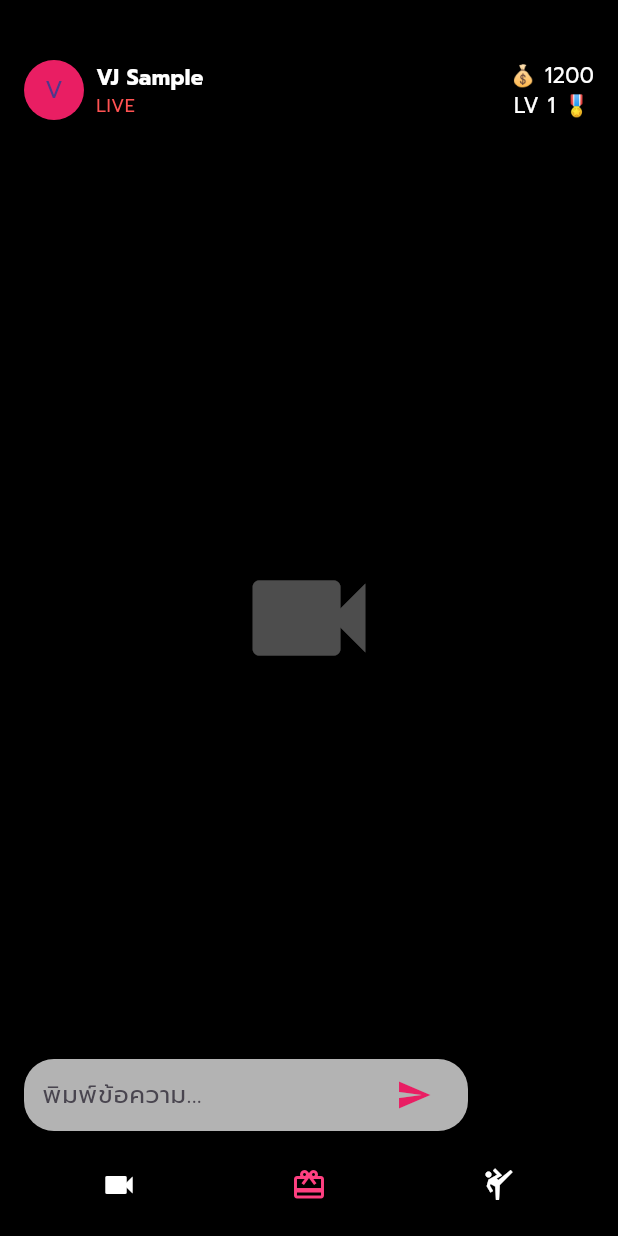
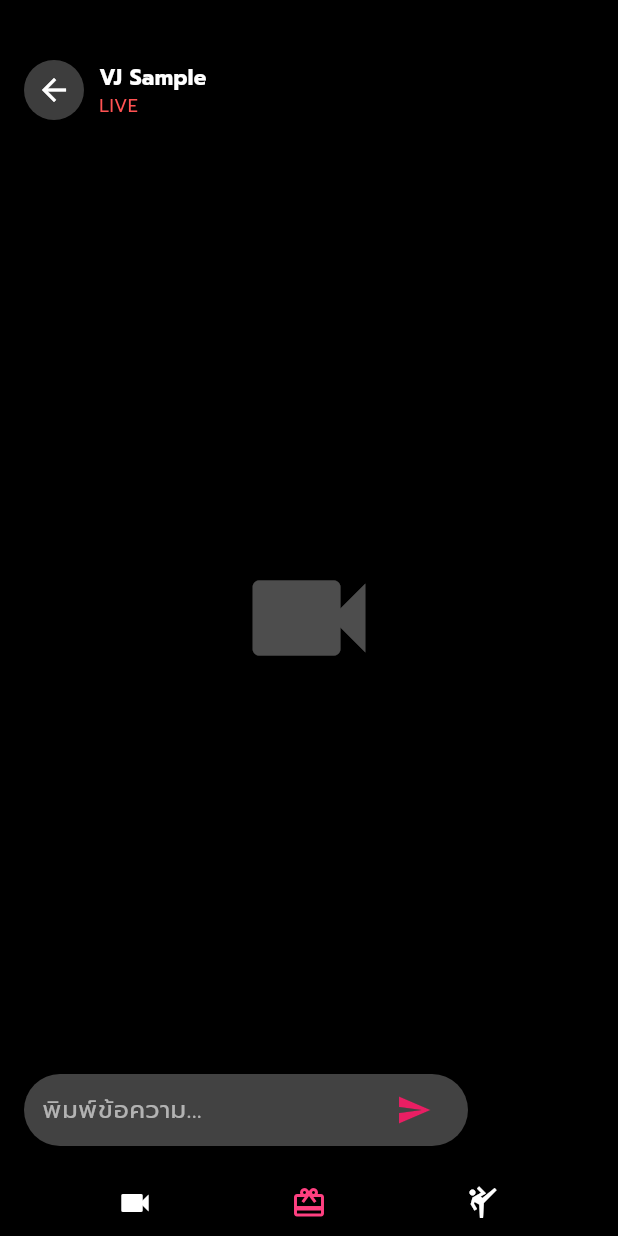
Before and after one commit to parinya112/joylive-ios, a Flutter app: the ViewerRoomPage screen opened by its route, on a phone screen of 412 x 824 dp. Run offline on Flutter 3.47's test engine with Material 3 defaults, Android fonts, the phone set to English and light mode, and no system bars; network calls fail.

Commit message:
Update viewer_room.dart with fixed UI and top stats behavior

```diff
--- a/lib/ui/pages/viewer_room.dart
+++ b/lib/ui/pages/viewer_room.dart
@@ -11,31 +11,34 @@ class ViewerRoomPage extends StatefulWidget {
 }
 
 class _ViewerRoomPageState extends State<ViewerRoomPage> {
-  int coin = 1200;
+  int coin = 1001;
   int exp = 0;
-  int level = 1;
+  int level = 2;
   bool showGiftPopup = false;
+  bool showTopStats = false;
 
   final TextEditingController _chatController = TextEditingController();
   final List<Map<String, dynamic>> chatMessages = [];
 
   final List<Map<String, dynamic>> gifts = [
+    {'name': 'ยูนิคอร์น', 'price': 199},
     {'name': 'หัวใจ', 'price': 10},
     {'name': 'ดอกไม้', 'price': 50},
-    {'name': 'ยูนิคอร์น', 'price': 199},
   ];
 
   void sendGift(Map<String, dynamic> gift) {
-    if (coin >= (gift['price'] as num).toInt()) {
+    final price = (gift['price'] as num).toInt();
+    if (coin >= price) {
       setState(() {
-        coin -= (gift['price'] as num).toInt();
-        exp += (gift['price'] as num).toInt();
+        coin -= price;
+        exp += price;
         level = 1 + (exp / 100).floor();
         chatMessages.add({
           'type': 'gift',
           'msg': '🎁 ส่ง ${gift['name']}',
           'level': level,
         });
+        showTopStats = true;
       });
     }
     setState(() => showGiftPopup = false);
@@ -45,12 +48,9 @@ class _ViewerRoomPageState extends State<ViewerRoomPage> {
     final msg = _chatController.text.trim();
     if (msg.isNotEmpty) {
       setState(() {
-        chatMessages.add({
-          'type': 'chat',
-          'msg': msg,
-          'level': level,
-        });
+        chatMessages.add({'type': 'chat', 'msg': msg, 'level': level});
         _chatController.clear();
+        showTopStats = true;
       });
     }
   }
@@ -58,86 +58,104 @@ class _ViewerRoomPageState extends State<ViewerRoomPage> {
   @override
   Widget build(BuildContext context) {
     return Scaffold(
+      resizeToAvoidBottomInset: true,
       body: Stack(
         children: [
           Container(
             color: Colors.black,
-            child: Center(
-              child: Icon(Icons.videocam, size: 100, color: Colors.white30),
+            child: const Center(
+              child: Icon(Icons.videocam, color: Colors.white30, size: 100),
             ),
           ),
+
+          // Top left: Back + VJ info
           Positioned(
             top: 40,
             left: 16,
-            right: 16,
             child: Row(
-              mainAxisAlignment: MainAxisAlignment.spaceBetween,
               children: [
-                Row(
-                  children: [
-                    CircleAvatar(backgroundColor: Colors.pink, child: Text(widget.vjName[0])),
-                    const SizedBox(width: 8),
+                GestureDetector(
+                  onTap: () => Navigator.pop(context),
+                  child: const CircleAvatar(
+                    backgroundColor: Colors.white24,
+                    child: Icon(Icons.arrow_back, color: Colors.white),
+                  ),
+                ),
+                const SizedBox(width: 10),
                 Column(
                   crossAxisAlignment: CrossAxisAlignment.start,
                   children: [
-                        Text(widget.vjName, style: const TextStyle(color: Colors.white, fontWeight: FontWeight.bold)),
-                        Text(widget.status, style: const TextStyle(color: Colors.redAccent, fontSize: 12)),
-                      ],
-                    ),
-                  ],
-                ),
-                Column(
-                  children: [
-                    Text('💰 $coin', style: const TextStyle(color: Colors.white)),
-                    Text('LV $level 🎖️', style: const TextStyle(color: Colors.white)),
+                    Text(widget.vjName,
+                        style: const TextStyle(color: Colors.white, fontWeight: FontWeight.bold)),
+                    Text(widget.status,
+                        style: const TextStyle(color: Colors.redAccent, fontSize: 12)),
                   ],
                 ),
               ],
             ),
           ),
+
+          // Top right: Coin + Level (เฉพาะตอนส่งของขวัญ/พิมพ์)
+          if (showTopStats)
             Positioned(
-            bottom: 120,
+              top: 40,
+              right: 16,
+              child: Column(
+                crossAxisAlignment: CrossAxisAlignment.end,
+                children: [
+                  Text('💰 $coin', style: const TextStyle(color: Colors.white)),
+                  Text('LV $level 🏅', style: const TextStyle(color: Colors.white)),
+                ],
+              ),
+            ),
+
+          // Chat overlay
+          Positioned(
+            bottom: 130,
             left: 16,
             right: 16,
             child: Column(
-              children: chatMessages.reversed.take(6).map((msg) {
-                return Align(
-                  alignment: Alignment.centerLeft,
-                  child: Container(
-                    margin: const EdgeInsets.only(bottom: 4),
-                    padding: const EdgeInsets.symmetric(horizontal: 10, vertical: 6),
+              crossAxisAlignment: CrossAxisAlignment.start,
+              children: chatMessages.reversed.take(5).map((msg) {
+                return Container(
+                  margin: const EdgeInsets.only(bottom: 6),
+                  padding: const EdgeInsets.symmetric(horizontal: 12, vertical: 6),
                   decoration: BoxDecoration(
-                      color: msg['type'] == 'gift' ? Colors.pinkAccent.withOpacity(0.7) : Colors.black54,
+                    color: msg['type'] == 'gift' ? Colors.pinkAccent : Colors.white24,
                     borderRadius: BorderRadius.circular(20),
                   ),
                   child: Text(
                     'LV ${msg['level']} : ${msg['msg']}',
                     style: const TextStyle(color: Colors.white, fontSize: 14),
                   ),
-                  ),
                 );
               }).toList(),
             ),
           ),
+
+          // Input box
           Positioned(
-            bottom: 70,
+            bottom: 60,
             left: 16,
             right: 100,
             child: Container(
               padding: const EdgeInsets.symmetric(horizontal: 12),
               decoration: BoxDecoration(
-                color: Colors.white70,
-                borderRadius: BorderRadius.circular(20),
+                color: Colors.grey.shade800,
+                borderRadius: BorderRadius.circular(30),
               ),
               child: Row(
                 children: [
                   Expanded(
                     child: TextField(
                       controller: _chatController,
+                      style: const TextStyle(color: Colors.white),
                       decoration: const InputDecoration(
+                        hintText: 'พิมพ์ข้อความ...',
+                        hintStyle: TextStyle(color: Colors.white60),
                         border: InputBorder.none,
-                        hintText: 'พิมพ์ข้อความ...',
                       ),
+                      onTap: () => setState(() => showTopStats = true),
                       onSubmitted: (_) => sendMessage(),
                     ),
                   ),
@@ -149,31 +167,36 @@ class _ViewerRoomPageState extends State<ViewerRoomPage> {
               ),
             ),
           ),
+
+          // Bottom buttons
           Positioned(
             bottom: 10,
-            left: 16,
-            right: 16,
+            left: 32,
+            right: 32,
             child: Row(
               mainAxisAlignment: MainAxisAlignment.spaceAround,
               children: [
-                IconButton(icon: const Icon(Icons.videocam, color: Colors.white), onPressed: () {}),
-                IconButton(
-                  icon: const Icon(Icons.card_giftcard, color: Colors.pinkAccent),
-                  onPressed: () => setState(() => showGiftPopup = true),
+                const Icon(Icons.videocam, color: Colors.white),
+                GestureDetector(
+                  onTap: () => setState(() => showGiftPopup = true),
+                  child: const Icon(Icons.card_giftcard, color: Colors.pinkAccent),
                 ),
-                IconButton(icon: const Icon(Icons.sports_martial_arts, color: Colors.white), onPressed: () {}),
+                const Icon(Icons.sports_martial_arts, color: Colors.white),
               ],
             ),
           ),
+
+          // Gift popup
           if (showGiftPopup)
             Positioned.fill(
               child: GestureDetector(
                 onTap: () => setState(() => showGiftPopup = false),
                 child: Container(
-                  color: Colors.black.withOpacity(0.7),
+                  color: Colors.black.withOpacity(0.8),
                   child: Center(
                     child: Container(
                       padding: const EdgeInsets.all(16),
+                      margin: const EdgeInsets.symmetric(horizontal: 24),
                       decoration: BoxDecoration(
                         color: Colors.white,
                         borderRadius: BorderRadius.circular(20),
```
Lines whose indentation alone changed are shown as unchanged.
